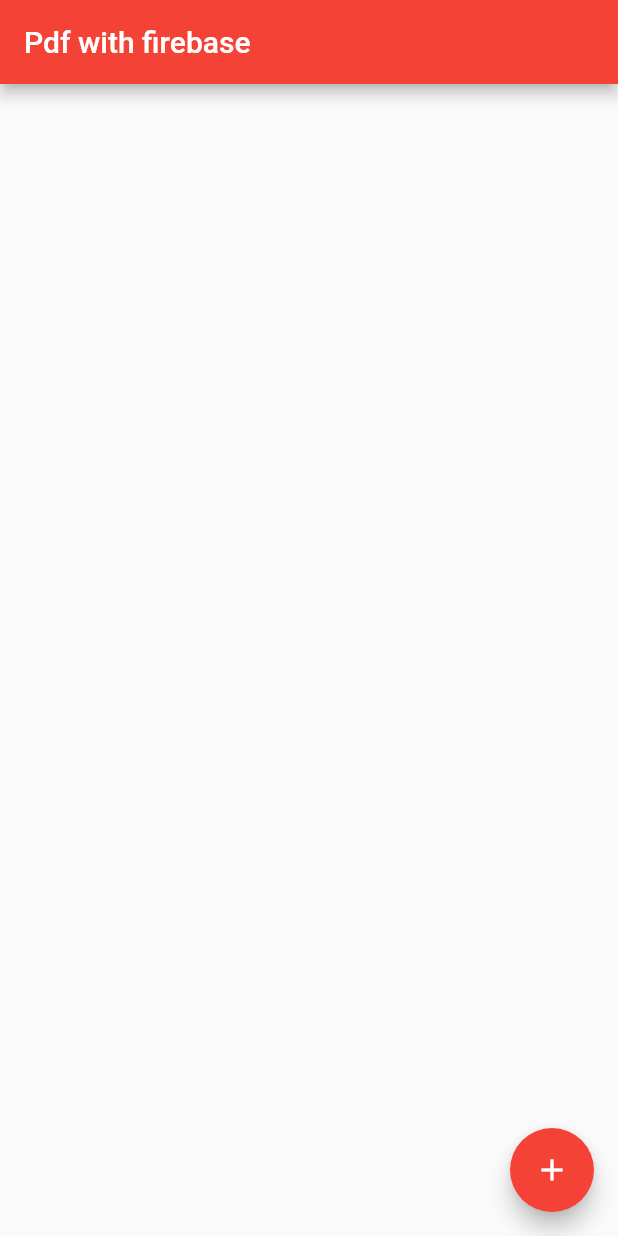
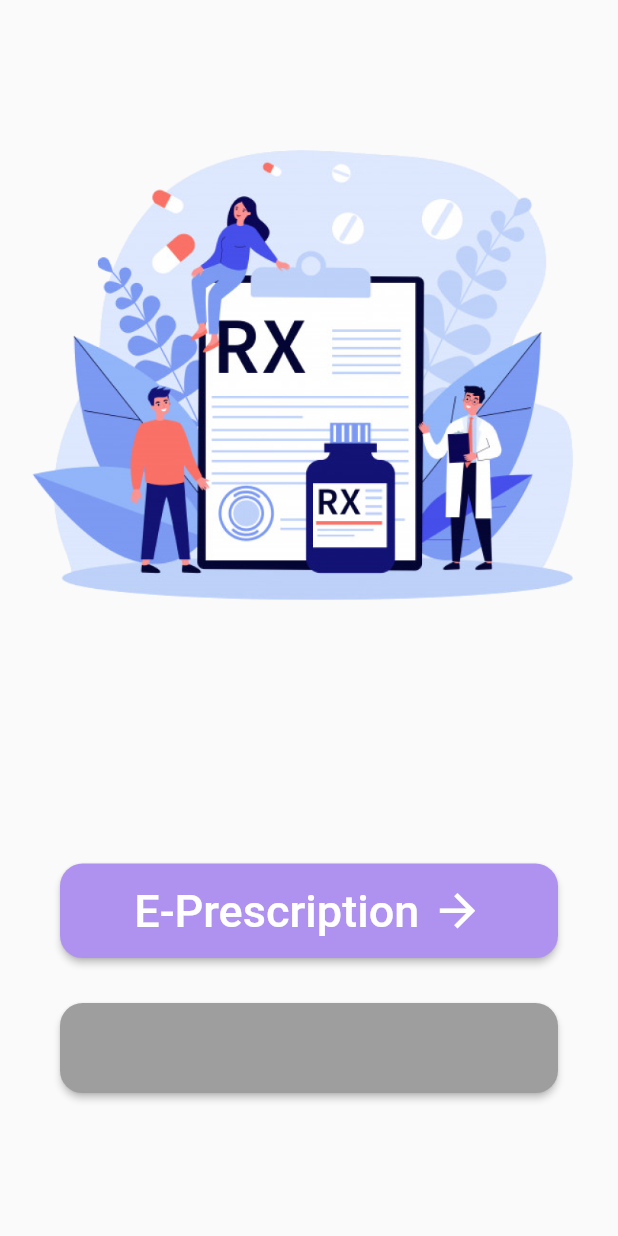
Before and after one commit to pinkman7009/Smart-Prescription, a Flutter app: the screen it shows after launch, on a phone screen of 412 x 824 dp. Run offline on Flutter 3.47's test engine with Material 2 defaults, Android fonts, the phone set to English and light mode, and no system bars; our stand-ins replace file_picker, firebase_database, firebase_storage; accounts and stored records are empty.

Commit message:
Splash Screen and Home Page Ui Added

```diff
--- /dev/null
+++ b/lib/PdfFirebase/home_page.dart
@@ -0,0 +1,100 @@
+import 'package:flutter/material.dart';
+import 'package:flutter/cupertino.dart';
+import 'constants.dart';
+
+class Home extends StatelessWidget {
+  @override
+  Widget build(BuildContext context) {
+    return Scaffold(
+      body: Container(
+        child: Column(
+          mainAxisAlignment: MainAxisAlignment.spaceAround,
+          crossAxisAlignment: CrossAxisAlignment.stretch,
+          children: [
+            Padding(
+                padding: EdgeInsets.fromLTRB(20, 30, 30, 30),
+                child: Expanded(child: Image.asset('images/home_page.png'))),
+            Column(
+              children: [
+                Padding(
+                  padding: EdgeInsets.symmetric(horizontal: 40, vertical: 5),
+                  child: RaisedButton(
+                    shape: RoundedRectangleBorder(
+                        borderRadius: BorderRadius.all(Radius.circular(15.0))),
+                    onPressed: () {
+                      print('Button Clicked.');
+                    },
+                    textColor: Colors.white,
+                    color: k_button_color,
+                    padding: EdgeInsets.fromLTRB(20, 10, 20, 10),
+                    child: Padding(
+                      padding: EdgeInsets.fromLTRB(0, 0, 0, 0),
+                      child: Row(
+                        crossAxisAlignment: CrossAxisAlignment.center,
+                        mainAxisAlignment: MainAxisAlignment.center,
+                        children: <Widget>[
+                          Container(
+                            color: k_button_color,
+                            padding: EdgeInsets.fromLTRB(10, 4, 4, 4),
+                            child: Text(
+                              'E-Prescription',
+                              style: TextStyle(
+                                  color: Colors.white,
+                                  fontSize: 30,
+                                  backgroundColor: Colors.transparent),
+                            ),
+                          ),
+                          Padding(
+                            padding: EdgeInsets.fromLTRB(4, 0, 10, 0),
+                            child: Icon(
+                              Icons.arrow_forward,
+                              color: Colors.white,
+                              size: 35,
+                            ),
+                          ),
+                        ],
+                      ),
+                    ),
+                  ),
+                ),
+                Padding(
+                  padding: EdgeInsets.symmetric(horizontal: 40, vertical: 25),
+                  child: RaisedButton(
+                    shape: RoundedRectangleBorder(
+                        borderRadius: BorderRadius.all(Radius.circular(15.0))),
+                    onPressed: () {
+                      print('Button Clicked.');
+                    },
+                    // textColor: Colors.white,
+                    color: Colors.grey,
+                    padding: EdgeInsets.fromLTRB(20, 10, 20, 10),
+                    child: Padding(
+                      padding: EdgeInsets.fromLTRB(0, 0, 0, 0),
+                      child: Row(
+                        crossAxisAlignment: CrossAxisAlignment.center,
+                        mainAxisAlignment: MainAxisAlignment.center,
+                        children: <Widget>[
+                          SizedBox(
+                            height: 40,
+                          ),
+                          // Container(
+                          //   color: k_button_color,
+                          //   padding: EdgeInsets.fromLTRB(10, 4, 4, 4),
+                          //   child: Text(
+                          //     '',
+                          //     style: TextStyle(color: Colors.grey, fontSize: 30),
+                          //   ),
+                          // ),
+                        ],
+                      ),
+                    ),
+                  ),
+                ),
+              ],
+            ),
+          ],
+        ),
+      ),
+    );
+  }
+}
--- a/lib/main.dart
+++ b/lib/main.dart
@@ -1,5 +1,7 @@
 import 'package:file_upload/PdfFirebase/FirstPage.dart';
 import 'package:flutter/material.dart';
+import 'package:file_upload/PdfFirebase/splash_screen.dart';
+import 'package:file_upload/PdfFirebase/constants.dart';
 
 void main() {
   runApp(MyApp());
@@ -10,7 +12,10 @@ class MyApp extends StatelessWidget {
   @override
   Widget build(BuildContext context) {
     return MaterialApp(
-      home: FirstPage(),
+      debugShowCheckedModeBanner: false,
+      title: 'Smart-Prescription',
+      theme: ThemeData.light().copyWith(primaryColor: k_primary_app_color),
+      home: Splash_Screen(),
     );
   }
 }
--- a/pubspec.yaml
+++ b/pubspec.yaml
@@ -47,8 +47,8 @@ flutter:
   uses-material-design: true
 
   # To add assets to your application, add an assets section, like this:
-  # assets:
-  #   - images/a_dot_burr.jpeg
+  assets:
+    - images/
   #   - images/a_dot_ham.jpeg
 
   # An image asset can refer to one or more resolution-specific "variants", see
```
Also changed, not shown: lib/PdfFirebase/constants.dart (added, +16 -0 lines), lib/PdfFirebase/splash_screen.dart (added, +47 -0 lines), images/add_image.png (added), images/home_page.png (added), images/register.png (added), images/splash_screen_image.png (added), images/symtoms_page.png (added), images/welcome_page_image.png (added).
